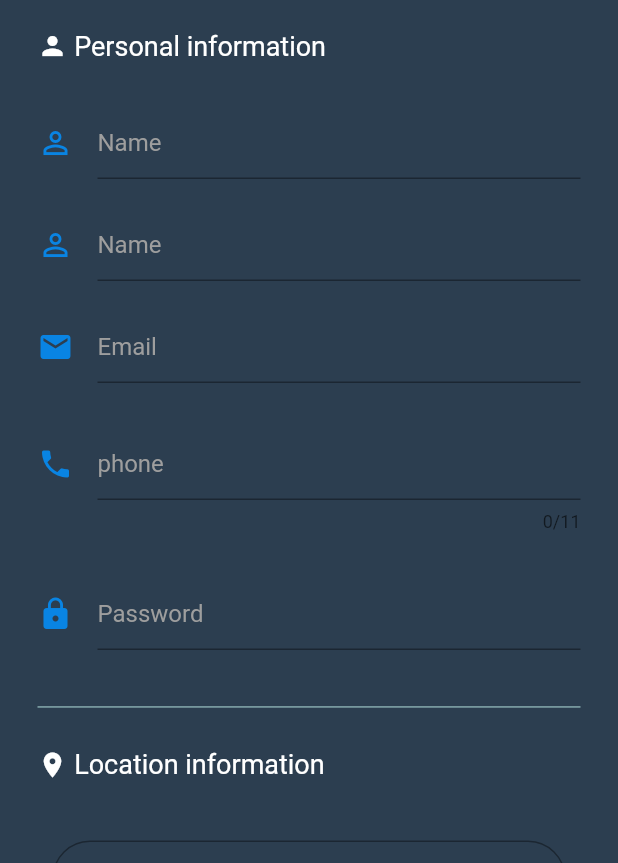
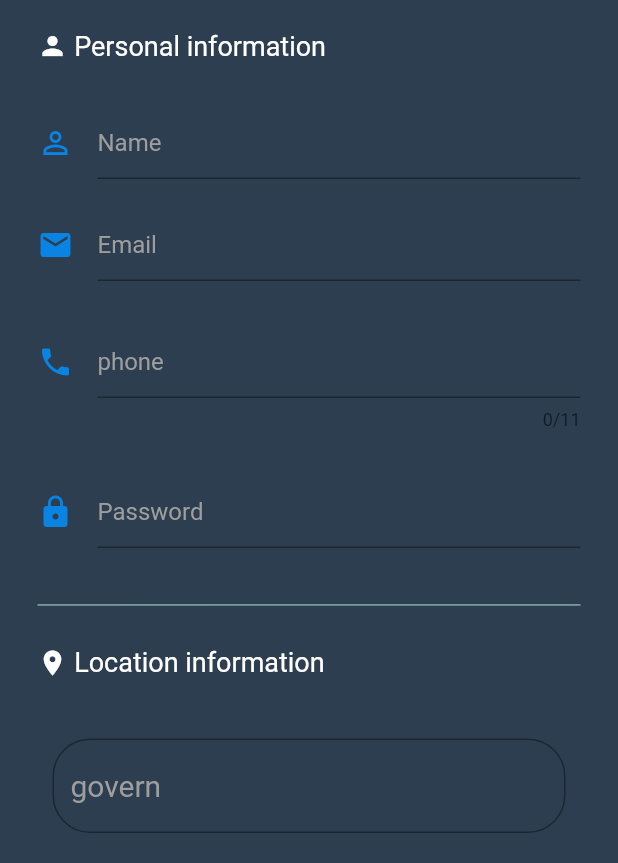
Before and after one commit to amr012/alafeeen, a Flutter app: the Regester screen opened directly, on a phone screen of 412 x 824 dp, the part 373-1236 px from its top. Run offline on Flutter 3.47's test engine with Material 2 defaults, Android fonts, the phone set to English and light mode, and no system bars; our stand-ins replace form_field_validator, shared_preferences; missing offline and left inert: async_loader, custom_bottom_navigation_bar, grouped_buttons; accounts and stored records are empty.

Commit message:
Merge remote-tracking branch 'origin/master'
# Conflicts:
#	lib/Screens/regester.dart
#	pubspec.lock

```diff
--- a/lib/Screens/profile_screen.dart
+++ b/lib/Screens/profile_screen.dart
@@ -73,10 +73,7 @@ class ProfileScreen extends StatelessWidget {
             radius: 45,
           ),
           SizedBox(height: 15,),
-          Text(
-            "Amr Elsebaey",
-            style: TextStyle(color: Colors.white,fontSize: 25),
-          ),
+           asyncLoadername,
           SizedBox(height: 10,),
           Divider(
             height: 10,
--- a/lib/Screens/regester.dart
+++ b/lib/Screens/regester.dart
@@ -37,22 +37,7 @@ class Regester extends StatelessWidget {
               ]
               ),
             ),
-            Padding(padding: EdgeInsets.only(bottom: 20),
-              child: TextFormField(
-                validator: EmailValidator(errorText: 'enter a valid email address')
-              ,
-                onChanged: (name){
-                  username=name;
-                },
-                decoration: InputDecoration(
-                    hintStyle: TextStyle(color: Colors.grey),
-                    hintText: 'Name',
-                    icon: Icon(Icons.perm_identity, color: Color(0xff0984E3),
-                      textDirection: TextDirection.rtl,),
-                    hoverColor: Colors.white70
-                ),
-              ),
-            ),
+
             Padding(padding: EdgeInsets.only(bottom: 20),
               child: TextField(
                 onChanged: (name){
```
